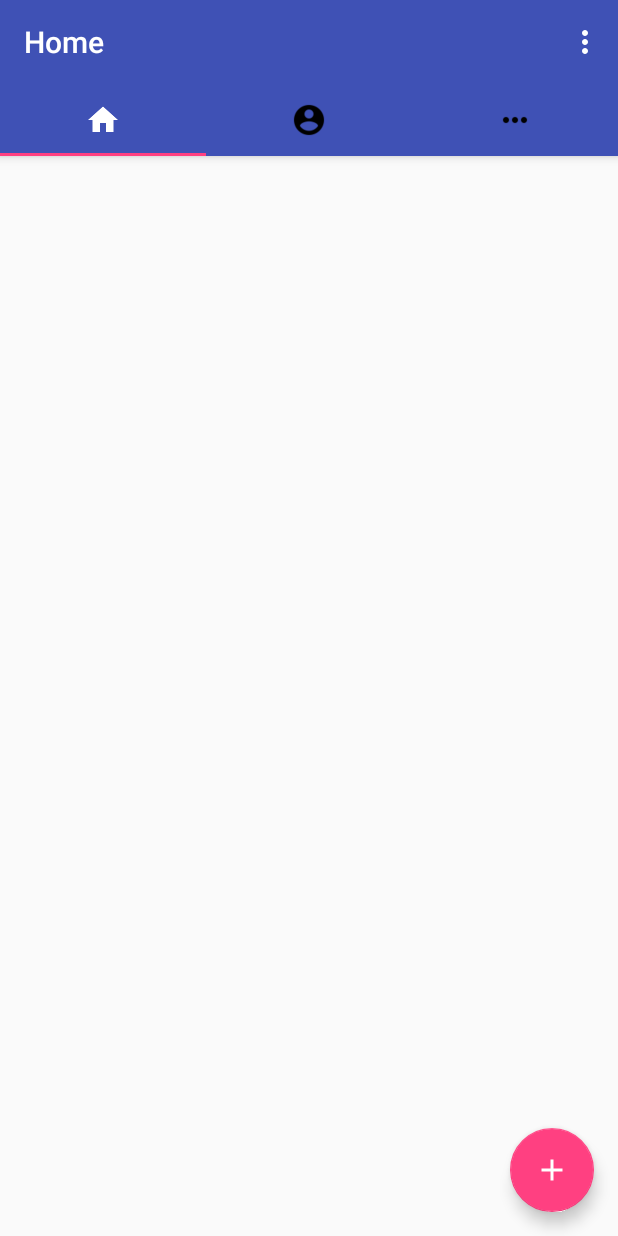
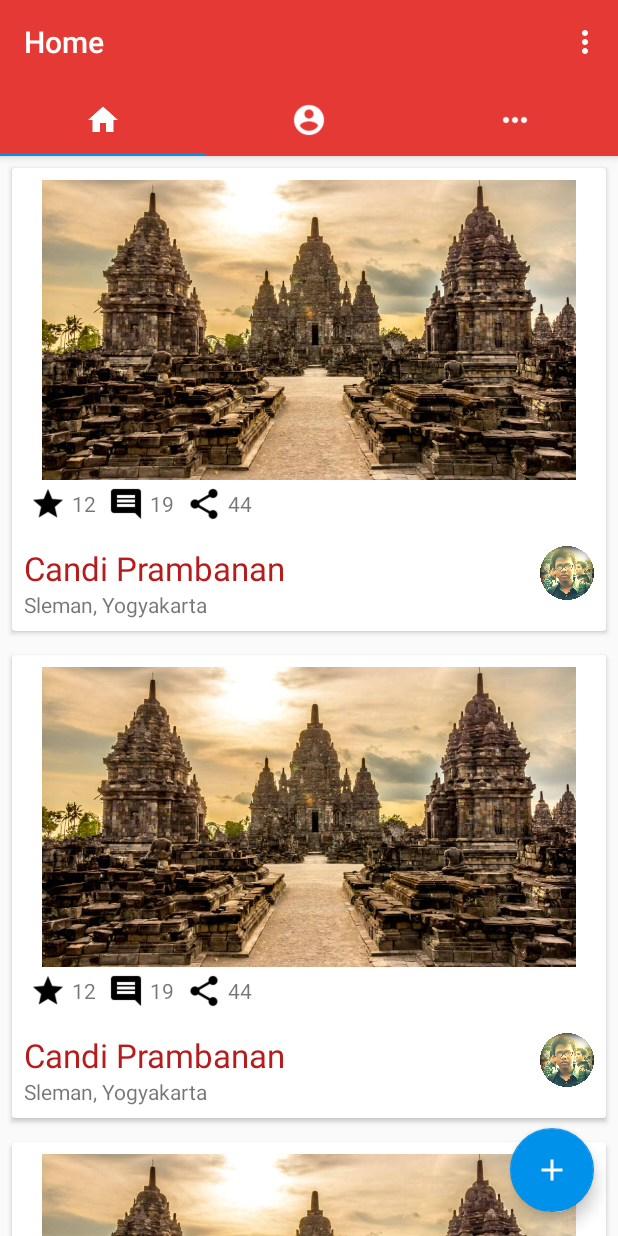
Before and after one commit to abdullahzaky/KelompokD_Nusantara, an Android app: the HomeTab screen opened directly, with no data from a screen before it, on a phone screen of 412 x 824 dp. Run offline under Robolectric (Android 15) with nearby library versions, the light colour scheme and no system bars.

Commit message:
HomeAdapter, icon-icon

```diff
--- a/Nusantara/app/src/main/java/com/pjw/tugas/nusantara/Budaya.java
+++ b/Nusantara/app/src/main/java/com/pjw/tugas/nusantara/Budaya.java
@@ -10,18 +10,24 @@ public class Budaya {
     private String nama;
     private String lokasi;
     private Bitmap user;
+    private Bitmap image;
     private int rating;
     private int komentar;
     private int share;
 
-    public Budaya(int id, String nama, String lokasi, Bitmap user, int rating, int komentar, int share) {
+    public Budaya(int id, String nama, String lokasi, Bitmap user, Bitmap image, int rating, int komentar, int share) {
         this.id = id;
         this.nama = nama;
         this.lokasi = lokasi;
         this.user = user;
+        this.image = image;
         this.rating = rating;
         this.komentar = komentar;
         this.share = share;
+    }
+
+    public Bitmap getImage() {
+        return image;
     }
 
     public String getNama() {
--- /dev/null
+++ b/Nusantara/app/src/main/java/com/pjw/tugas/nusantara/HomeAdapter.java
@@ -0,0 +1,66 @@
+package com.pjw.tugas.nusantara;
+
+import android.support.v7.widget.RecyclerView;
+import android.view.LayoutInflater;
+import android.view.View;
+import android.view.ViewGroup;
+import android.widget.ImageView;
+import android.widget.TextView;
+
+import java.util.List;
+
+public class HomeAdapter extends RecyclerView.Adapter<HomeAdapter.PersonViewHolder>{
+    public static class PersonViewHolder extends RecyclerView.ViewHolder {
+
+        ImageView user;
+        ImageView foto;
+        TextView nama;
+        TextView lokasi;
+        TextView rating;
+        TextView komentar;
+        TextView share;
+
+        PersonViewHolder(View itemView) {
+            super(itemView);
+            user=(ImageView) itemView.findViewById(R.id.user);
+            foto=(ImageView) itemView.findViewById(R.id.image_budaya);
+            nama=(TextView) itemView.findViewById(R.id.name_budaya);
+            lokasi=(TextView) itemView.findViewById(R.id.lokasi_budaya);
+            rating=(TextView) itemView.findViewById(R.id.rating_budaya);
+            komentar=(TextView) itemView.findViewById(R.id.komentar_budaya);
+            share=(TextView) itemView.findViewById(R.id.share_budaya);
+        }
+    }
+    List<Budaya> budayaList;
+
+    HomeAdapter(List<Budaya> komentars){
+        this.budayaList = komentars;
+    }
+
+    @Override
+    public void onAttachedToRecyclerView(RecyclerView recyclerView) {
+        super.onAttachedToRecyclerView(recyclerView);
+    }
+
+    @Override
+    public PersonViewHolder onCreateViewHolder(ViewGroup viewGroup, int i) {
+        View v = LayoutInflater.from(viewGroup.getContext()).inflate(R.layout.item_budaya, viewGroup, false);
+        return new PersonViewHolder(v);
+    }
+
+    @Override
+    public void onBindViewHolder(PersonViewHolder personViewHolder, int i) {
+        personViewHolder.user.setImageBitmap(budayaList.get(i).getUser());
+        personViewHolder.foto.setImageBitmap(budayaList.get(i).getImage());
+        personViewHolder.nama.setText(budayaList.get(i).getNama());
+        personViewHolder.lokasi.setText(budayaList.get(i).getLokasi());
+        personViewHolder.rating.setText(String.valueOf(budayaList.get(i).getRating()));
+        personViewHolder.komentar.setText(String.valueOf(budayaList.get(i).getKomentar()));
+        personViewHolder.share.setText(String.valueOf(budayaList.get(i).getShare()));
+    }
+
+    @Override
+    public int getItemCount() {
+        return budayaList.size();
+    }
+}
--- a/Nusantara/app/src/main/java/com/pjw/tugas/nusantara/HomeTab.java
+++ b/Nusantara/app/src/main/java/com/pjw/tugas/nusantara/HomeTab.java
@@ -1,5 +1,7 @@
 package com.pjw.tugas.nusantara;
 
+import android.graphics.Bitmap;
+import android.graphics.BitmapFactory;
 import android.os.Bundle;
 import android.support.v4.app.Fragment;
 import android.support.v7.widget.LinearLayoutManager;
@@ -8,7 +10,10 @@ import android.view.LayoutInflater;
 import android.view.View;
 import android.view.ViewGroup;
 
+import java.util.ArrayList;
+
 public class HomeTab extends Fragment {
+    ArrayList<Budaya> budayaArrayList;
     @Override
     public View onCreateView(LayoutInflater inflater, ViewGroup container,
                              Bundle savedInstanceState) {
@@ -19,8 +24,45 @@ public class HomeTab extends Fragment {
         LinearLayoutManager llm = new LinearLayoutManager(getContext());
         rv.setLayoutManager(llm);
 
-        //HomeAdapter adapter = new HomeAdapter(MainActivity.statusArrayList);
-        //rv.setAdapter(adapter);
+        Bitmap bitmap=ImageRound.getRoundedCornerBitmap(
+                BitmapFactory.decodeResource(getResources(), R.drawable.samfot));
+        Bitmap bitmap1=BitmapFactory.decodeResource(getResources(), R.drawable.sample_budaya);
+        budayaArrayList=new ArrayList<>();
+        Budaya budaya=new Budaya(
+                1,
+                "Candi Prambanan",
+                "Sleman, Yogyakarta",
+                bitmap,
+                bitmap1,
+                12,
+                19,
+                44
+        );
+        Budaya budaya1=new Budaya(
+                1,
+                "Candi Prambanan",
+                "Sleman, Yogyakarta",
+                bitmap,
+                bitmap1,
+                12,
+                19,
+                44
+        );
+        Budaya budaya2=new Budaya(
+                1,
+                "Candi Prambanan",
+                "Sleman, Yogyakarta",
+                bitmap,
+                bitmap1,
+                12,
+                19,
+                44
+        );
+        budayaArrayList.add(budaya);
+        budayaArrayList.add(budaya1);
+        budayaArrayList.add(budaya2);
+        HomeAdapter adapter = new HomeAdapter(budayaArrayList);
+        rv.setAdapter(adapter);
         return view;
     }
 }
--- /dev/null
+++ b/Nusantara/app/src/main/java/com/pjw/tugas/nusantara/ImageRound.java
@@ -0,0 +1,34 @@
+package com.pjw.tugas.nusantara;
+
+import android.graphics.Bitmap;
+import android.graphics.Bitmap.Config;
+import android.graphics.Canvas;
+import android.graphics.Paint;
+import android.graphics.PorterDuff.Mode;
+import android.graphics.PorterDuffXfermode;
+import android.graphics.Rect;
+import android.graphics.RectF;
+
+public class ImageRound {
+    public static Bitmap getRoundedCornerBitmap(Bitmap bitmap) {
+        Bitmap output = Bitmap.createBitmap(bitmap.getWidth(), bitmap
+                .getHeight(), Config.ARGB_8888);
+        Canvas canvas = new Canvas(output);
+
+        final int color = 0xff424242;
+        final Paint paint = new Paint();
+        final Rect rect = new Rect(0, 0, bitmap.getWidth(), bitmap.getHeight());
+        final RectF rectF = new RectF(rect);
+        final float roundPx = bitmap.getWidth()/2;
+
+        paint.setAntiAlias(true);
+        canvas.drawARGB(0, 0, 0, 0);
+        paint.setColor(color);
+        canvas.drawRoundRect(rectF, roundPx, roundPx, paint);
+
+        paint.setXfermode(new PorterDuffXfermode(Mode.SRC_IN));
+        canvas.drawBitmap(bitmap, rect, rect, paint);
+
+        return output;
+    }
+}
--- a/Nusantara/app/src/main/java/com/pjw/tugas/nusantara/MainActivity.java
+++ b/Nusantara/app/src/main/java/com/pjw/tugas/nusantara/MainActivity.java
@@ -71,8 +71,8 @@ public class MainActivity extends AppCompatActivity {
         tabLayout.setupWithViewPager(viewPager);
         try {
             tabLayout.getTabAt(0).setIcon(R.drawable.ic_home_white_24dp);
-            tabLayout.getTabAt(1).setIcon(R.drawable.ic_account_circle_black_24dp);
-            tabLayout.getTabAt(2).setIcon(R.drawable.ic_more_horiz_black_24dp);
+            tabLayout.getTabAt(1).setIcon(R.drawable.ic_account_circle_white_24dp);
+            tabLayout.getTabAt(2).setIcon(R.drawable.ic_more_horiz_white_24dp);
         }catch (Exception e){
             e.printStackTrace();
         }
--- a/Nusantara/app/src/main/res/layout/item_budaya.xml
+++ b/Nusantara/app/src/main/res/layout/item_budaya.xml
@@ -12,20 +12,64 @@
         android:elevation="16dp"
         android:layout_width="match_parent"
         android:layout_height="wrap_content">
+
         <ImageView
             android:id="@+id/image_budaya"
             android:src="@drawable/sample_budaya"
             android:layout_width="match_parent"
             android:layout_height="200dp" />
+        <LinearLayout
+            android:layout_marginBottom="12dp"
+            android:orientation="horizontal"
+            android:layout_width="match_parent"
+            android:layout_height="wrap_content"
+            android:padding="4dp">
+            <ImageView
+                android:layout_marginEnd="4dp"
+                android:src="@drawable/ic_grade_black_24dp"
+                android:layout_width="24dp"
+                android:layout_height="24dp" />
+            <TextView
+                android:layout_marginEnd="8dp"
+                android:id="@+id/rating_budaya"
+                android:layout_width="wrap_content"
+                android:layout_height="wrap_content"
+                android:layout_gravity="center_vertical"
+                android:text="32"/>
+            <ImageView
+                android:layout_marginEnd="4dp"
+                android:src="@drawable/ic_comment_black_24dp"
+                android:layout_width="24dp"
+                android:layout_height="24dp" />
+            <TextView
+                android:layout_marginEnd="8dp"
+                android:id="@+id/komentar_budaya"
+                android:layout_width="wrap_content"
+                android:layout_height="wrap_content"
+                android:layout_gravity="center_vertical"
+                android:text="32"/>
+            <ImageView
+                android:layout_marginEnd="4dp"
+                android:src="@drawable/ic_share_black_24dp"
+                android:layout_width="24dp"
+                android:layout_height="24dp" />
+            <TextView
+                android:id="@+id/share_budaya"
+                android:layout_width="wrap_content"
+                android:layout_height="wrap_content"
+                android:layout_gravity="center_vertical"
+                android:text="32"/>
+        </LinearLayout>
         <RelativeLayout
             android:layout_width="wrap_content"
             android:layout_height="wrap_content">
             <TextView
                 android:id="@+id/name_budaya"
+                android:textColor="@color/colorPrimaryDark"
                 android:layout_width="wrap_content"
                 android:layout_height="wrap_content"
                 android:text="@string/sample_budaya"
-                android:textSize="20sp"/>
+                android:textSize="22sp"/>
             <TextView
                 android:id="@+id/lokasi_budaya"
                 android:layout_below="@id/name_budaya"
@@ -33,6 +77,7 @@
                 android:layout_height="wrap_content"
                 android:text="@string/sample_lokasi" />
             <ImageView
+                android:id="@+id/user"
                 android:layout_alignParentEnd="true"
                 android:layout_width="36dp"
                 android:layout_height="36dp"
--- a/Nusantara/app/src/main/res/values/colors.xml
+++ b/Nusantara/app/src/main/res/values/colors.xml
@@ -1,6 +1,6 @@
 <?xml version="1.0" encoding="utf-8"?>
 <resources>
-    <color name="colorPrimary">#3F51B5</color>
-    <color name="colorPrimaryDark">#303F9F</color>
-    <color name="colorAccent">#FF4081</color>
+    <color name="colorPrimary">#e53935</color>
+    <color name="colorPrimaryDark">#b71c1c</color>
+    <color name="colorAccent">#0091ea</color>
 </resources>
```
Also changed, not shown: Nusantara/app/src/main/res/drawable/ic_account_circle_white_24dp.png (added), Nusantara/app/src/main/res/drawable/ic_more_horiz_white_24dp.png (added).
